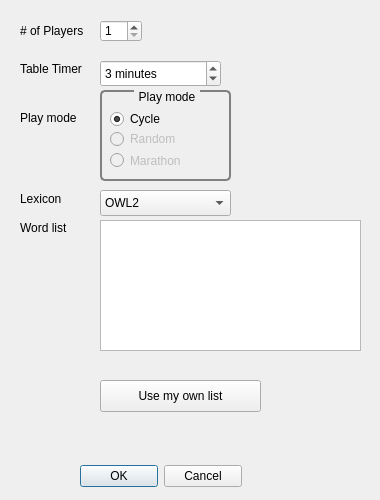
First picture: the form in aerolith/trunk/src/aerolithclient/tableCreateForm.ui, repository domino14/aerolithdesktop, before the edit.
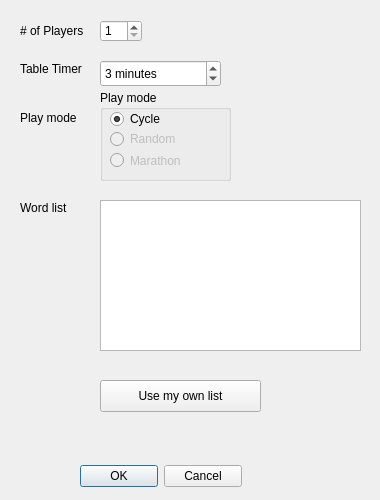
Second picture: the form after the edit.

Patch:
```diff
--- a/aerolith/trunk/src/aerolithclient/tableCreateForm.ui
+++ b/aerolith/trunk/src/aerolithclient/tableCreateForm.ui
@@ -97,8 +97,8 @@
    <property name="geometry">
     <rect>
      <x>20</x>
-     <y>220</y>
-     <width>91</width>
+     <y>200</y>
+     <width>61</width>
      <height>16</height>
     </rect>
    </property>
@@ -166,21 +166,8 @@
     </rect>
    </property>
    <property name="styleSheet">
-    <string notr="true"> QGroupBox {
-     background-color: qlineargradient(x1: 0, y1: 0, x2: 0, y2: 1,
-                                       stop: 0 #E0E0E0, stop: 1 #FFFFFF);
-     border: 2px solid gray;
-     border-radius: 5px;
-     margin-top: 1ex; /* leave space at the top for the title */
- }
-
- QGroupBox::title {
-     subcontrol-origin: margin;
-     subcontrol-position: top center; /* position at the top center */
-     padding: 0 3px;
-     background-color: qlineargradient(x1: 0, y1: 0, x2: 0, y2: 1,
-                                       stop: 0 #FFOECE, stop: 1 #FFFFFF);
- }</string>
+    <string notr="true">
+</string>
    </property>
    <property name="title">
     <string>Play mode</string>
@@ -241,9 +228,9 @@
    <property name="geometry">
     <rect>
      <x>100</x>
-     <y>220</y>
+     <y>200</y>
      <width>261</width>
-     <height>131</height>
+     <height>151</height>
     </rect>
    </property>
    <property name="focusPolicy">
@@ -266,37 +253,6 @@
     <string>Use my own list</string>
    </property>
   </widget>
-  <widget class="QLabel" name="label_5">
-   <property name="geometry">
-    <rect>
-     <x>20</x>
-     <y>190</y>
-     <width>61</width>
-     <height>18</height>
-    </rect>
-   </property>
-   <property name="text">
-    <string>Lexicon</string>
-   </property>
-  </widget>
-  <widget class="QComboBox" name="comboBoxLexicon">
-   <property name="geometry">
-    <rect>
-     <x>100</x>
-     <y>190</y>
-     <width>131</width>
-     <height>26</height>
-    </rect>
-   </property>
-   <property name="focusPolicy">
-    <enum>Qt::NoFocus</enum>
-   </property>
-   <item>
-    <property name="text">
-     <string>OWL2</string>
-    </property>
-   </item>
-  </widget>
  </widget>
  <resources/>
  <connections>
```
